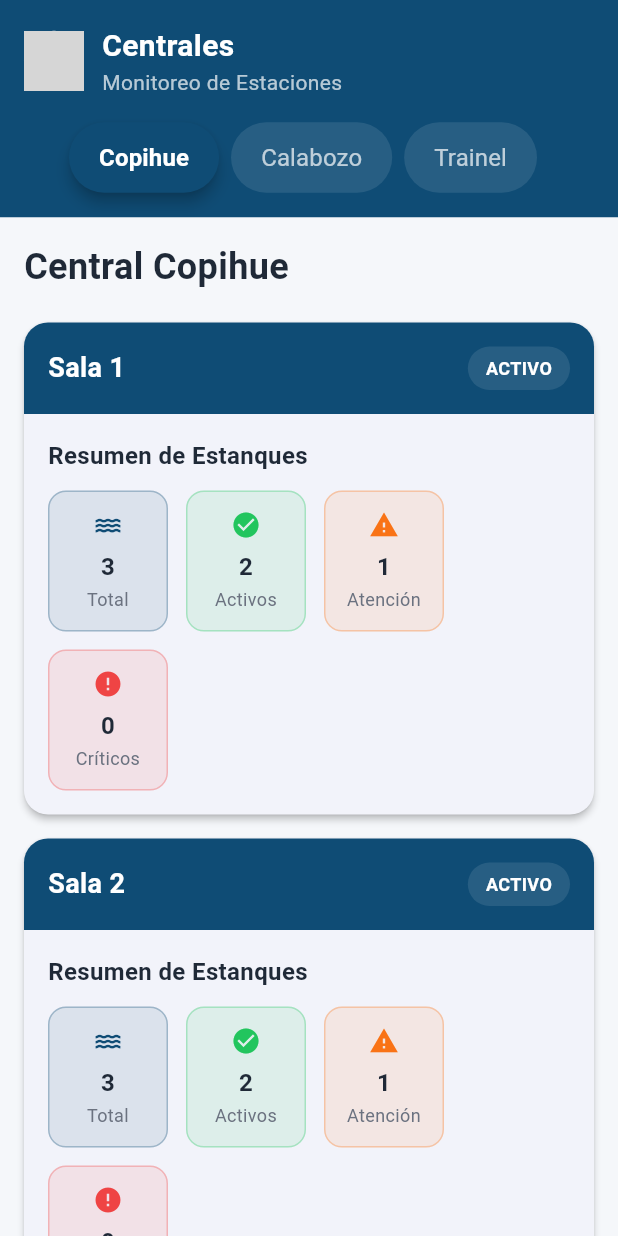
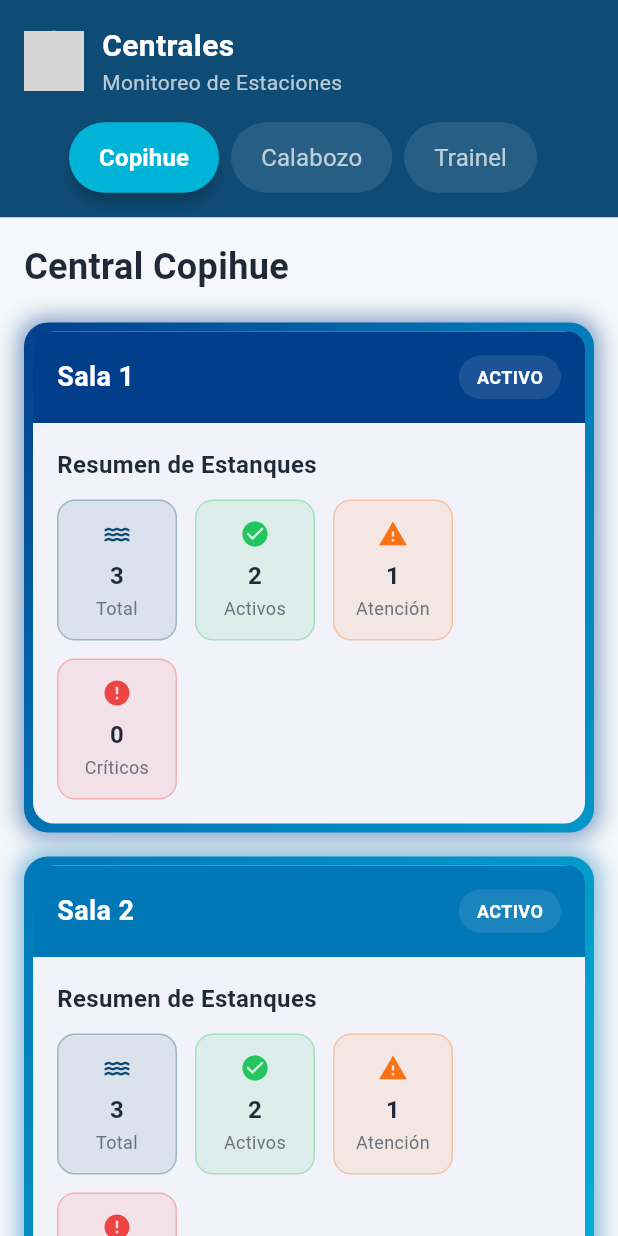
Before and after one commit to Bitnets-ST/App_Fish-Monitor, a Flutter app: the CentralesScreen screen opened directly, on a phone screen of 412 x 824 dp. Run offline on Flutter 3.47's test engine with Material 3 defaults, Android fonts, the phone set to English and light mode, and no system bars; our stand-ins replace animate_do, flutter_dotenv, video_player; missing offline and left inert: mongo_dart; grey boxes are pictures that could not be loaded.

Commit message:
Centrales_Ok
 c

```diff
--- a/lib/screens/centrales_screen.dart
+++ b/lib/screens/centrales_screen.dart
@@ -8,13 +8,15 @@ class CentralesScreen extends StatefulWidget {
   State<CentralesScreen> createState() => _CentralesScreenState();
 }
 
-class _CentralesScreenState extends State<CentralesScreen> {
+class _CentralesScreenState extends State<CentralesScreen> with SingleTickerProviderStateMixin {
   String _selectedCentral = 'Copihue';
+  late AnimationController _animationController;
+  late Animation<double> _animation;
 
   final Map<String, Map<String, dynamic>> _centralesData = {
     'Copihue': {
       'name': 'Copihue',
-      'color': const Color(0xFF0F4C75),
+      'color': const Color(0xFF00B4D8), // Azul principal
       'salas': [
         {'name': 'Sala 1', 'status': 'active'},
         {'name': 'Sala 2', 'status': 'active'},
@@ -22,7 +24,7 @@ class _CentralesScreenState extends State<CentralesScreen> {
     },
     'Calabozo': {
       'name': 'Calabozo',
-      'color': const Color(0xFF059669),
+      'color': const Color(0xFF0077B6), // Azul medio
       'salas': [
         {'name': 'Sala A', 'status': 'active'},
         {'name': 'Sala B', 'status': 'active'},
@@ -30,13 +32,29 @@ class _CentralesScreenState extends State<CentralesScreen> {
     },
     'Trainel': {
       'name': 'Trainel',
-      'color': const Color(0xFF7C3AED),
+      'color': const Color(0xFF0096C7), // Azul claro
       'salas': [
         {'name': 'Sala Norte', 'status': 'active'},
         {'name': 'Sala Sur', 'status': 'active'},
       ]
     },
   };
+
+  @override
+  void initState() {
+    super.initState();
+    _animationController = AnimationController(
+      duration: const Duration(seconds: 2),
+      vsync: this,
+    )..repeat(reverse: true);
+    _animation = Tween<double>(begin: 0.0, end: 1.0).animate(_animationController);
+  }
+
+  @override
+  void dispose() {
+    _animationController.dispose();
+    super.dispose();
+  }
 
   @override
   Widget build(BuildContext context) {
@@ -173,6 +191,59 @@ class _CentralesScreenState extends State<CentralesScreen> {
       {'temp': '22.8°C', 'o2': '7.5', 'ph': '7.0', 'status': 'good'},
     ];
 
+    // Lista de colores en tonos azules
+    final List<Color> borderColors = [
+      const Color(0xFF00B4D8), // Azul principal
+      const Color(0xFF0077B6), // Azul medio
+      const Color(0xFF0096C7), // Azul claro
+      const Color(0xFF023E8A), // Azul oscuro
+      const Color(0xFF48CAE4), // Azul cielo
+      const Color(0xFF90E0EF), // Azul pastel
+    ];
+
+    // Seleccionar un color aleatorio para el borde
+    final Color borderColor = borderColors[sala['name'].hashCode % borderColors.length];
+
+    // Gradientes en tonos azules para cada color
+    final Map<Color, List<Color>> colorGradients = {
+      const Color(0xFF00B4D8): [
+        const Color(0xFF00B4D8),
+        const Color(0xFF48CAE4),
+        const Color(0xFF90E0EF),
+      ],
+      const Color(0xFF0077B6): [
+        const Color(0xFF0077B6),
+        const Color(0xFF0096C7),
+        const Color(0xFF00B4D8),
+      ],
+      const Color(0xFF0096C7): [
+        const Color(0xFF0096C7),
+        const Color(0xFF00B4D8),
+        const Color(0xFF48CAE4),
+      ],
+      const Color(0xFF023E8A): [
+        const Color(0xFF023E8A),
+        const Color(0xFF0077B6),
+        const Color(0xFF0096C7),
+      ],
+      const Color(0xFF48CAE4): [
+        const Color(0xFF48CAE4),
+        const Color(0xFF90E0EF),
+        const Color(0xFFCAF0F8),
+      ],
+      const Color(0xFF90E0EF): [
+        const Color(0xFF90E0EF),
+        const Color(0xFFCAF0F8),
+        const Color(0xFFE0F7FF),
+      ],
+    };
+
+    final List<Color> gradientColors = colorGradients[borderColor] ?? [
+      borderColor,
+      borderColor.withOpacity(0.7),
+      borderColor.withOpacity(0.4),
+    ];
+
     int totalEstanques = estanques.length;
     int estanquesActivos = estanques.where((e) => e['status'] == 'good').length;
     int estanquesWarning = estanques.where((e) => e['status'] == 'warning').length;
@@ -190,11 +261,35 @@ class _CentralesScreenState extends State<CentralesScreen> {
           ),
         );
       },
+      child: AnimatedBuilder(
+        animation: _animation,
+        builder: (context, child) {
+          return Container(
+            margin: EdgeInsets.only(bottom: isSmallScreen ? 12 : 16),
+            decoration: BoxDecoration(
+              borderRadius: BorderRadius.circular(16),
+              gradient: LinearGradient(
+                begin: Alignment.topLeft,
+                end: Alignment.bottomRight,
+                colors: gradientColors.map((color) =>
+                  color.withOpacity(0.8 + (_animation.value * 0.2))
+                ).toList(),
+                stops: const [0.0, 0.5, 1.0],
+              ),
+              boxShadow: [
+                BoxShadow(
+                  color: borderColor.withOpacity(0.3 + (_animation.value * 0.2)),
+                  blurRadius: 12,
+                  spreadRadius: 3,
+                ),
+              ],
+            ),
+            child: Padding(
+              padding: const EdgeInsets.all(2),
               child: Card(
-        margin: EdgeInsets.only(bottom: isSmallScreen ? 12 : 16),
-        elevation: 2,
+                elevation: 0,
                 shape: RoundedRectangleBorder(
-          borderRadius: BorderRadius.circular(16),
+                  borderRadius: BorderRadius.circular(14),
                 ),
                 child: Column(
                   crossAxisAlignment: CrossAxisAlignment.start,
@@ -202,10 +297,10 @@ class _CentralesScreenState extends State<CentralesScreen> {
                     Container(
                       padding: EdgeInsets.all(isSmallScreen ? 12 : 16),
                       decoration: BoxDecoration(
-                color: const Color(0xFF0F4C75),
+                        color: borderColor,
                         borderRadius: const BorderRadius.only(
-                  topLeft: Radius.circular(16),
-                  topRight: Radius.circular(16),
+                          topLeft: Radius.circular(12),
+                          topRight: Radius.circular(12),
                         ),
                       ),
                       child: Row(
@@ -294,6 +389,10 @@ class _CentralesScreenState extends State<CentralesScreen> {
                   ],
                 ),
               ),
+            ),
+          );
+        },
+      ),
     );
   }
 
```
Lines whose indentation alone changed are shown as unchanged.
